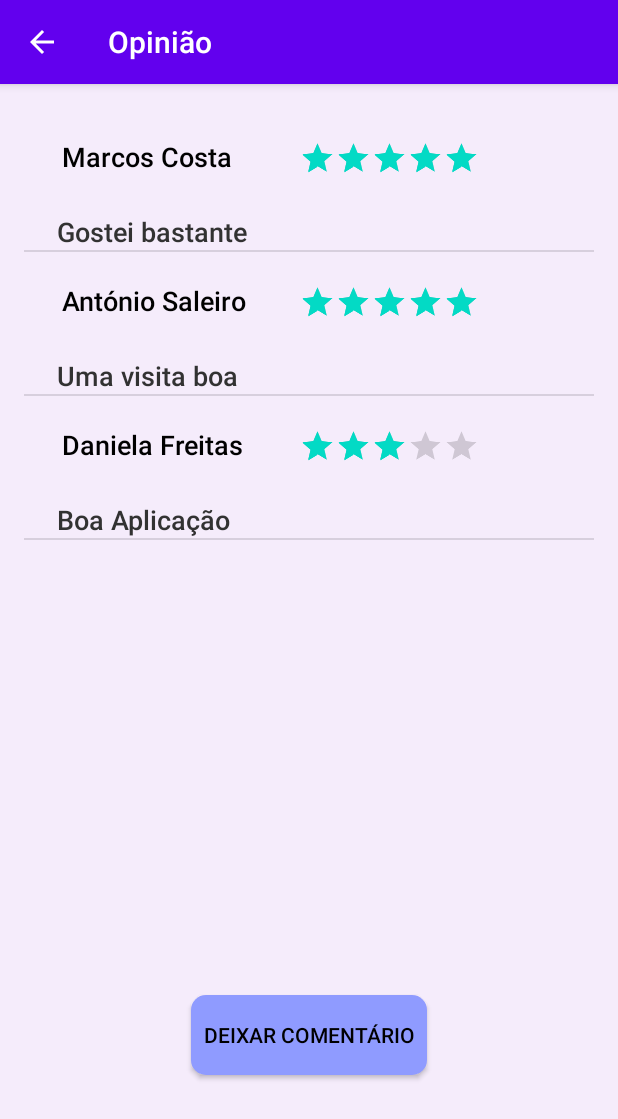
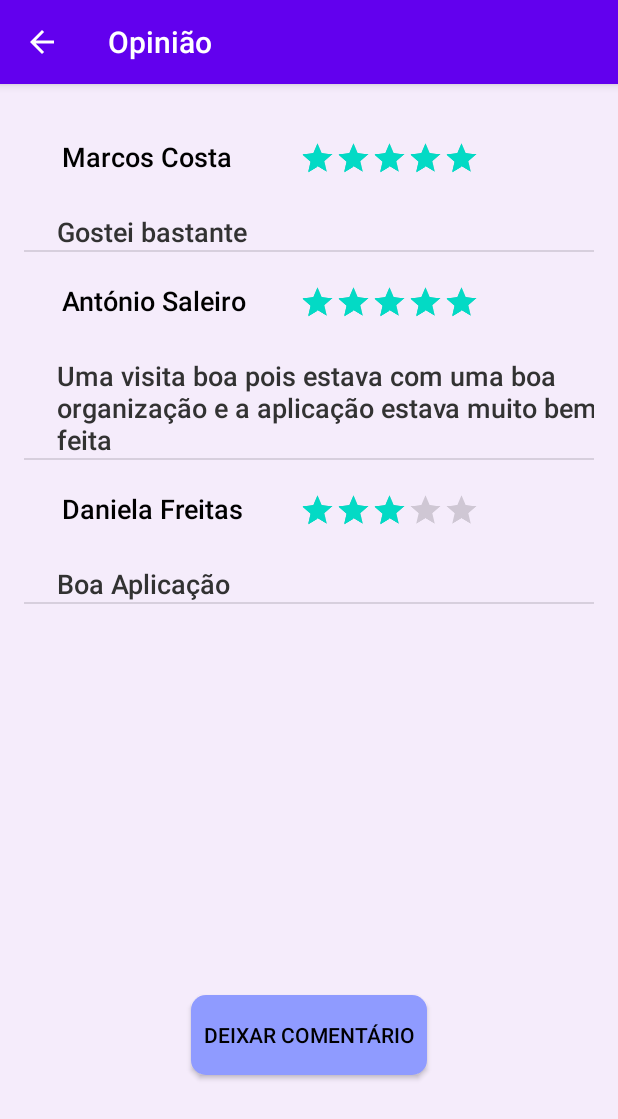
Before and after one commit to Yusufaky/MyMuseu, an Android app: the Opiniao screen opened directly, with no data from a screen before it, on a phone screen of 412 x 824 dp. Shown: the top 1119 px of the screen. Run offline under Robolectric (Android 15) with nearby library versions, the light colour scheme and no system bars.

Commit message:
Tudo Bonito

```diff
--- a/app/src/main/java/com/example/mymuseu/MyCustomAdapter.kt
+++ b/app/src/main/java/com/example/mymuseu/MyCustomAdapter.kt
@@ -17,7 +17,7 @@ class MyCustomAdapter(context: Context) : BaseAdapter() {
     )
 
     val comentarios = arrayListOf<String>(
-       "Gostei bastante", "Uma visita boa", "Boa Aplicação"
+       "Gostei bastante", "Uma visita boa pois estava com uma boa organização e a aplicação estava muito bem feita", "Boa Aplicação"
     )
     val classificacao = arrayListOf<Float>(
 
--- a/app/src/main/res/layout/list.xml
+++ b/app/src/main/res/layout/list.xml
@@ -8,7 +8,7 @@
 
     <TextView
         android:id="@+id/comentario"
-        android:layout_width="158dp"
+        android:layout_width="wrap_content"
         android:layout_height="wrap_content"
         android:layout_marginStart="22dp"
         android:layout_marginTop="25dp"
```
